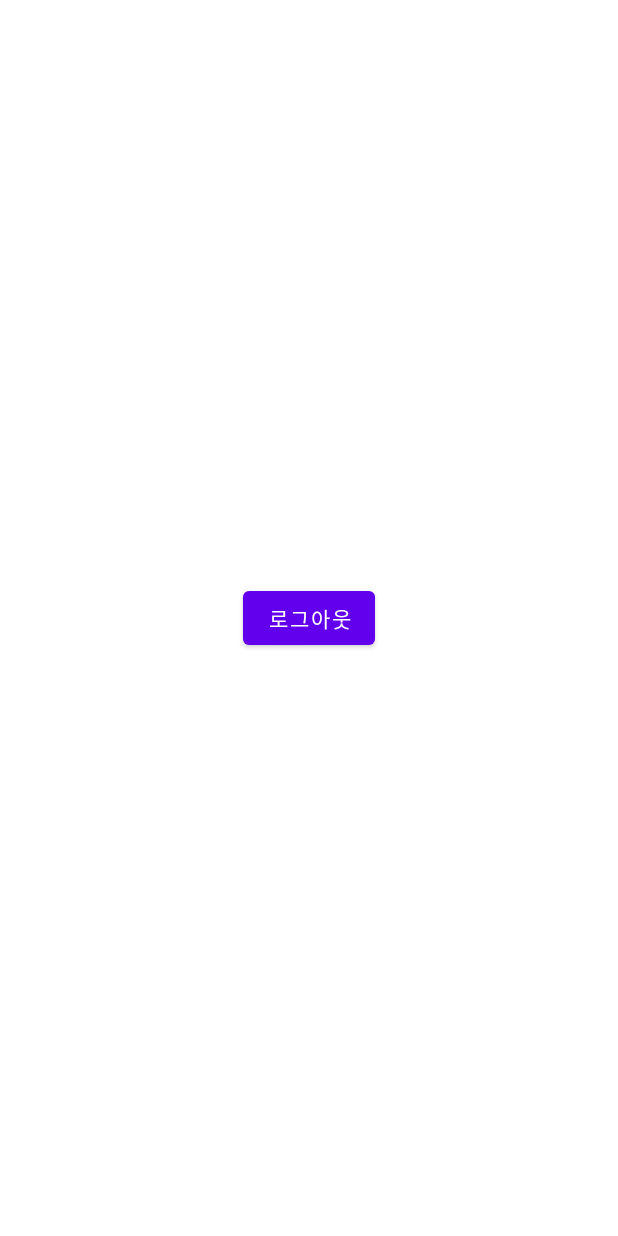
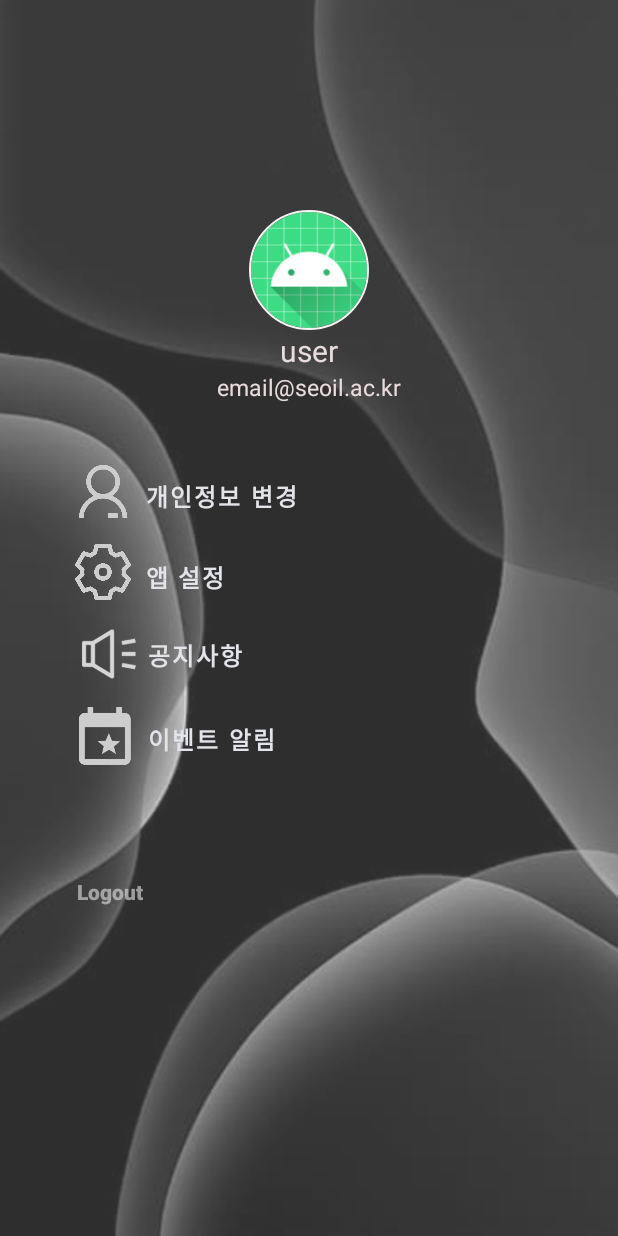
Before and after one commit to KingJae6721/PlanRun, an Android app: the MyPageActivity screen opened directly, with no data from a screen before it, on a phone screen of 412 x 824 dp. Run offline under Robolectric (Android 15) with nearby library versions, the phone set to English and light mode, and no system bars; our stand-ins replace CircleImageView, Firebase (no records; nobody signed in at launch, a user with empty details on screens opened directly).

Commit message:
sanryon sixth commit

```diff
--- a/app/build.gradle
+++ b/app/build.gradle
@@ -32,7 +32,7 @@ android {
 }
 
 dependencies {
-
+    implementation 'de.hdodenhof:circleimageview:3.1.0' //Circle ImageView
     implementation 'androidx.appcompat:appcompat:1.6.1'
     implementation 'com.google.android.material:material:1.8.0'
     implementation 'androidx.constraintlayout:constraintlayout:2.1.4'
--- a/app/src/main/res/layout/activity_calender.xml
+++ b/app/src/main/res/layout/activity_calender.xml
@@ -7,7 +7,6 @@
     android:orientation="vertical"
     android:background="@drawable/background">
 
-
     <CalendarView
         android:id="@+id/calendarView"
         android:layout_width="wrap_content"
@@ -15,8 +14,8 @@
         android:layout_marginStart="8dp"
         android:layout_marginTop="8dp"
         android:layout_marginEnd="8dp"
-
-        android:focusedMonthDateColor="#fff"
+        android:focusedMonthDateColor="@color/white"
+        android:background="@color/white"
         app:layout_constraintEnd_toEndOf="parent"
         app:layout_constraintHorizontal_bias="0.488"
         app:layout_constraintStart_toStartOf="parent"
@@ -80,10 +79,10 @@
         android:gravity="center"
         android:text="달력"
         android:textAppearance="@style/TextAppearance.AppCompat.Large"
-        android:textColor="#9E28B3"
-        android:textSize="24sp"
+        android:textColor="#E5DDE6"
+        android:textSize="24dp"
         android:textStyle="bold"
-        android:visibility="invisible"
+        android:visibility="visible"
         app:layout_constraintEnd_toEndOf="parent"
         app:layout_constraintStart_toStartOf="parent"
         app:layout_constraintTop_toTopOf="parent" />
--- a/app/src/main/res/layout/activity_mypage.xml
+++ b/app/src/main/res/layout/activity_mypage.xml
@@ -1,19 +1,147 @@
 <?xml version="1.0" encoding="utf-8"?>
-<androidx.constraintlayout.widget.ConstraintLayout xmlns:android="http://schemas.android.com/apk/res/android"
+<LinearLayout xmlns:android="http://schemas.android.com/apk/res/android"
     xmlns:app="http://schemas.android.com/apk/res-auto"
     xmlns:tools="http://schemas.android.com/tools"
     android:id="@+id/b"
+    android:background="@drawable/background"
     android:layout_width="match_parent"
     android:layout_height="match_parent"
+    android:orientation="vertical"
     tools:context=".MyPageActivity">
 
-    <Button
-        android:id="@+id/btn_logout"
+    <de.hdodenhof.circleimageview.CircleImageView
+        android:id="@+id/circle_iv"
+        android:layout_width="80dp"
+        android:layout_height="80dp"
+        android:layout_gravity="center"
+        android:layout_marginTop="140dp"
+        android:background="@android:color/transparent"
+        android:src="@mipmap/ic_launcher"
+        app:civ_border_overlay="true"
+        app:civ_border_width="1dp"
+        app:civ_border_color="#F6F3F3" />
+    <TextView
+        android:text="user"
+        android:textSize="20dp"
+        android:textColor="#EADCDC"
+        android:layout_gravity="center"
         android:layout_width="wrap_content"
-        android:layout_height="wrap_content"
-        android:text="로그아웃"
-        app:layout_constraintBottom_toBottomOf="parent"
-        app:layout_constraintEnd_toEndOf="parent"
-        app:layout_constraintStart_toStartOf="parent"
-        app:layout_constraintTop_toTopOf="parent" />
-</androidx.constraintlayout.widget.ConstraintLayout>
+        android:layout_height="wrap_content" />
+    <TextView
+        android:text="email@seoil.ac.kr"
+        android:textSize="15dp"
+        android:textColor="#EADCDC"
+        android:layout_gravity="center"
+        android:layout_width="wrap_content"
+        android:layout_height="wrap_content" />
+    <LinearLayout
+        android:layout_marginTop="40dp"
+        android:layout_marginLeft="50dp"
+        android:orientation="vertical"
+        android:layout_width="wrap_content"
+        android:layout_height="wrap_content" >
+        <LinearLayout
+            android:layout_marginBottom="10dp"
+            android:orientation="horizontal"
+            android:layout_width="wrap_content"
+            android:layout_height="wrap_content">
+        <ImageView
+            android:layout_width="37dp"
+            android:layout_height="37dp"
+            android:src="@drawable/personal2"/>
+        <Button
+            android:textColor="#E3E4EA"
+            android:textStyle="bold"
+            android:layout_gravity="center_vertical"
+            android:background="@android:color/transparent"
+            android:minWidth="0dp"
+            android:minHeight="0dp"
+            android:paddingStart="10dp"
+            android:text="개인정보 변경"
+            android:textSize="16dp"
+            android:layout_width="wrap_content"
+            android:layout_height="wrap_content" />
+        </LinearLayout>
+        <LinearLayout
+            android:layout_marginBottom="8dp"
+            android:orientation="horizontal"
+            android:layout_width="wrap_content"
+            android:layout_height="wrap_content">
+            <ImageView
+                android:layout_width="37dp"
+                android:layout_height="37dp"
+                android:src="@drawable/setting1"/>
+            <Button
+                android:textColor="#E3E4EA"
+                android:textStyle="bold"
+                android:layout_gravity="center_vertical"
+                android:background="@android:color/transparent"
+                android:minWidth="0dp"
+                android:minHeight="0dp"
+                android:paddingStart="10dp"
+                android:text="앱 설정"
+                android:textSize="16dp"
+                android:layout_width="wrap_content"
+                android:layout_height="wrap_content" />
+        </LinearLayout>
+        <LinearLayout
+            android:layout_marginBottom="12dp"
+            android:orientation="horizontal"
+            android:layout_width="wrap_content"
+            android:layout_height="wrap_content">
+            <ImageView
+                android:layout_width="43dp"
+                android:layout_height="43dp"
+                android:src="@drawable/notice"/>
+            <Button
+                android:textColor="#E3E4EA"
+                android:textStyle="bold"
+                android:layout_gravity="center_vertical"
+                android:background="@android:color/transparent"
+                android:minWidth="0dp"
+                android:minHeight="0dp"
+                android:paddingStart="5dp"
+                android:text="공지사항"
+                android:textSize="16dp"
+                android:layout_width="wrap_content"
+                android:layout_height="wrap_content" />
+        </LinearLayout>
+        <LinearLayout
+            android:orientation="horizontal"
+            android:layout_width="wrap_content"
+            android:layout_height="wrap_content">
+            <ImageView
+                android:layout_width="39dp"
+                android:layout_height="39dp"
+                android:src="@drawable/event1"/>
+            <Button
+                android:textColor="#E3E4EA"
+                android:textStyle="bold"
+                android:layout_gravity="center_vertical"
+                android:background="@android:color/transparent"
+                android:minWidth="0dp"
+                android:minHeight="0dp"
+                android:paddingStart="9dp"
+                android:text="이벤트 알림"
+                android:textSize="16dp"
+                android:layout_width="wrap_content"
+                android:layout_height="wrap_content" />
+        </LinearLayout>
+        <Button
+            android:layout_marginTop="60dp"
+            android:paddingStart="1dp"
+            android:minWidth="0dp"
+            android:minHeight="0dp"
+            android:id="@+id/btn_logout"
+            android:layout_width="wrap_content"
+            android:layout_height="wrap_content"
+            android:letterSpacing="0"
+            android:background="@android:color/transparent"
+            android:textStyle="bold"
+            android:textAllCaps="false"
+            android:textColor="#A8D6D6D8"
+            android:text="Logout" />
+    </LinearLayout>
+
+
+</LinearLayout>
```
Also changed, not shown: app/src/main/res/drawable/event.png (added), app/src/main/res/drawable/event1.png (added), app/src/main/res/drawable/notice.png (added), app/src/main/res/drawable/personal2.png (added), app/src/main/res/drawable/setting1.png (added).
